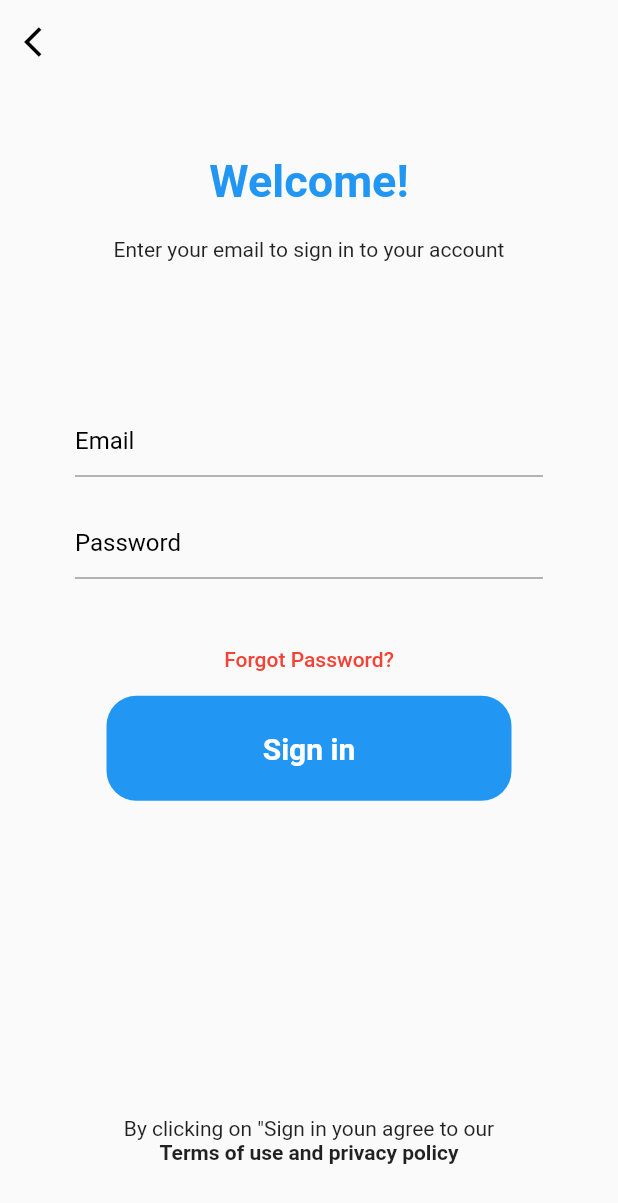
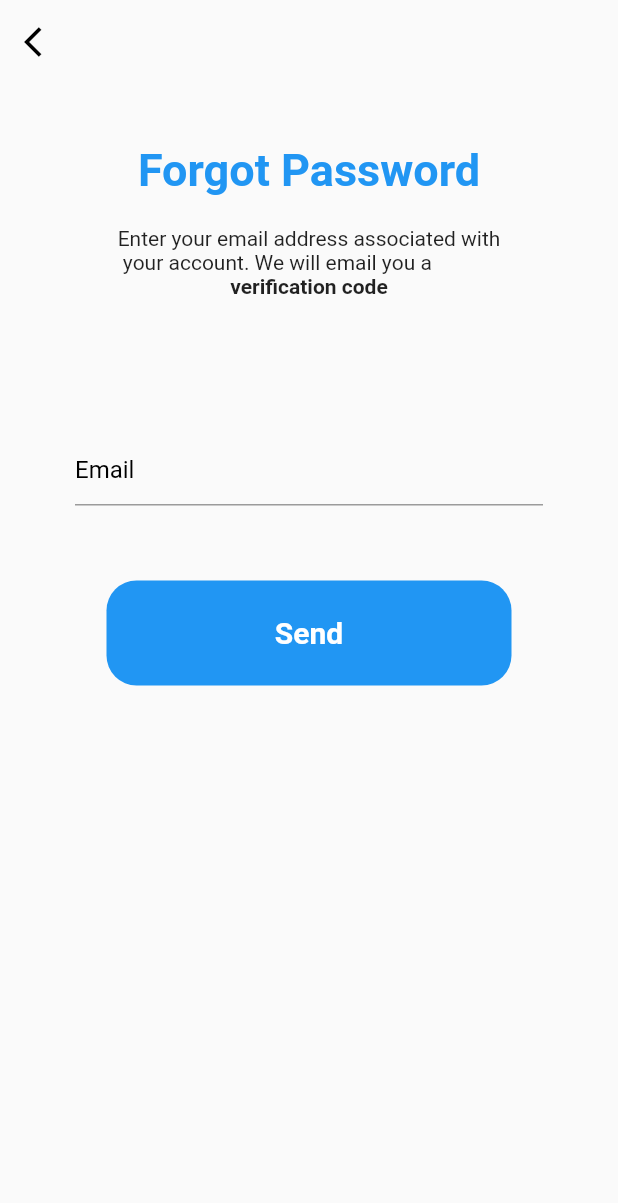
Before and after one commit to Akash701/Learning-PLatform, a Flutter app: the welcome screen opened directly, after a tap on "Forgot Password?", on a phone screen of 412 x 824 dp. Shown: the top 1203 px of the screen. Run offline on Flutter 3.47's test engine with Material 2 defaults, Android fonts, the phone set to English and light mode, and no system bars.

Commit message:
Forgot password screen completed

```diff
--- /dev/null
+++ b/lib/ForgotPassword/forgotPassword.dart
@@ -0,0 +1,80 @@
+import 'package:flutter/material.dart';
+import 'package:healthcare/SingUpForm/InputValues.dart';
+
+class ForgotPassword extends StatefulWidget {
+  @override
+  _ForgotPasswordState createState() => _ForgotPasswordState();
+}
+
+class _ForgotPasswordState extends State<ForgotPassword> {
+  @override
+  Widget build(BuildContext context) {
+    return Scaffold(
+      appBar: AppBar(
+        leading: IconButton(
+          icon: Icon(Icons.arrow_back_ios, color: Colors.black),
+          onPressed: () => Navigator.of(context).pop(),
+        ),
+        backgroundColor: Colors.transparent,
+        elevation: 0,
+      ),
+      body: Column(
+        // mainAxisAlignment: MainAxisAlignment.spaceEvenly,
+        crossAxisAlignment: CrossAxisAlignment.center,
+        children: [
+          SizedBox(
+            height: 40,
+          ),
+          Text(
+            "Forgot Password",
+            style: TextStyle(
+                color: Colors.blue, fontSize: 30, fontWeight: FontWeight.bold),
+          ),
+          SizedBox(
+            height: 20,
+          ),
+          Column(
+            children: [
+              Text(
+                  'Enter your email address associated with\n your account. We will email you a'),
+              Text(
+                'verification code',
+                style: TextStyle(fontWeight: FontWeight.bold),
+              ),
+            ],
+          ),
+          SizedBox(
+            height: 90,
+          ),
+          InputValues('Email'),
+          SizedBox(
+            height: 50,
+          ),
+          RawMaterialButton(
+            onPressed: () {},
+            child: Container(
+              child: Center(
+                child: Text(
+                  'Send',
+                  style: TextStyle(
+                      fontWeight: FontWeight.bold,
+                      fontSize: 20,
+                      color: Colors.white),
+                ),
+              ),
+              width: 270,
+              height: 70,
+              decoration: BoxDecoration(
+                borderRadius: BorderRadius.all(
+                  Radius.circular(20),
+                ),
+                shape: BoxShape.rectangle,
+                color: Colors.blue,
+              ),
+            ),
+          ),
+        ],
+      ),
+    );
+  }
+}
--- a/lib/WelcomeScreen/welcome.dart
+++ b/lib/WelcomeScreen/welcome.dart
@@ -1,4 +1,5 @@
 import 'package:flutter/material.dart';
+import 'package:healthcare/ForgotPassword/forgotPassword.dart';
 import 'package:healthcare/SingUpForm/InputValues.dart';
 
 class welcome extends StatefulWidget {
@@ -48,7 +49,12 @@ class _welcomeState extends State<welcome> {
                 height: 30,
               ),
               TextButton(
-                onPressed: () {},
+                onPressed: () {
+                  Navigator.push(
+                    context,
+                    MaterialPageRoute(builder: (context) => ForgotPassword()),
+                  );
+                },
                 child: Text(
                   'Forgot Password?',
                   style: TextStyle(color: Colors.red),
```
